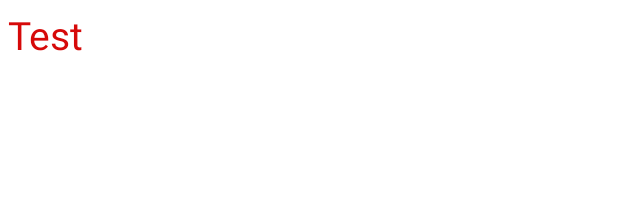
After one commit to OmerDene/Android101, an Android app: the layout recycle_row.xml on its own in the app's theme, with its tools: preview values and no code run, on a phone screen of 412 x 824 dp. The commit adds this screen. Shown: the top 212 px of the screen. Run offline under Robolectric (Android 15) with nearby library versions, the phone set to English and light mode, and no system bars.

Commit message:
eski yeni veri kontrolu

```diff
--- /dev/null
+++ b/app/src/main/res/layout/recycle_row.xml
@@ -0,0 +1,20 @@
+<?xml version="1.0" encoding="utf-8"?>
+<LinearLayout
+    xmlns:android="http://schemas.android.com/apk/res/android"
+    android:layout_margin="5dp"
+    android:layout_width="match_parent"
+    android:layout_height="wrap_content">
+    <TextView
+        android:id="@+id/recyclerViewTextView"
+        android:layout_width="match_parent"
+        android:layout_height="wrap_content"
+        android:text="Test"
+        android:textSize="26sp"
+        android:textColor="#D60909"
+
+
+        >
+
+    </TextView>
+
+</LinearLayout>
```
Also changed, not shown: app/src/main/java/com/example/android101/Art.java (added, +11 -0 lines), app/src/main/java/com/example/android101/ArtActivity.java (+36 -0 lines), app/src/main/java/com/example/android101/ArtAdapter.java (added, +58 -0 lines), app/src/main/java/com/example/android101/ArtBook.java (+37 -0 lines).
